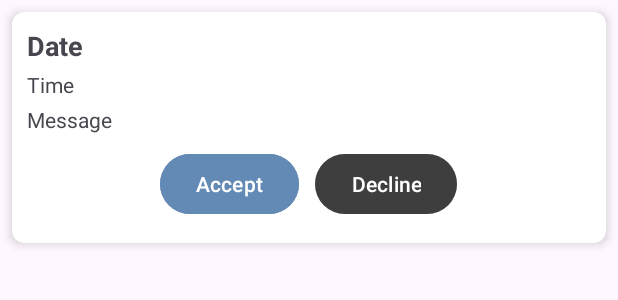
After one commit to jhnndrmt/Payapa, an Android app: the layout card_appointment.xml on its own in the app's theme, with its tools: preview values and no code run, on a phone screen of 412 x 824 dp. The commit adds this screen. Shown: the top 300 px of the screen. Run offline under Robolectric (Android 15) with nearby library versions, the phone set to English and light mode, and no system bars.

Commit message:
refractor sched appointment

```diff
--- /dev/null
+++ b/payapa.android/app/src/main/res/layout/card_appointment.xml
@@ -0,0 +1,67 @@
+<?xml version="1.0" encoding="utf-8"?>
+<androidx.cardview.widget.CardView
+    xmlns:android="http://schemas.android.com/apk/res/android"
+    xmlns:app="http://schemas.android.com/apk/res-auto"
+    android:layout_width="match_parent"
+    android:layout_height="wrap_content"
+    android:layout_margin="8dp"
+    android:padding="16dp"
+    android:backgroundTint="@android:color/white"
+    app:cardCornerRadius="8dp"
+    app:cardElevation="4dp">
+
+    <LinearLayout
+        android:layout_width="match_parent"
+        android:layout_height="wrap_content"
+        android:orientation="vertical"
+        android:padding="10dp">
+
+        <TextView
+            android:id="@+id/scheduledDate"
+            android:layout_width="wrap_content"
+            android:layout_height="wrap_content"
+            android:text="Date"
+            android:textStyle="bold"
+            android:textSize="18sp"
+            android:paddingBottom="4dp" />
+
+        <TextView
+            android:id="@+id/scheduledTime"
+            android:layout_width="wrap_content"
+            android:layout_height="wrap_content"
+            android:text="Time"
+            android:paddingBottom="4dp" />
+
+        <TextView
+            android:id="@+id/appointmentMessage"
+            android:layout_width="wrap_content"
+            android:layout_height="wrap_content"
+            android:text="Message"
+            android:paddingBottom="4dp" />
+
+
+        <LinearLayout
+            android:layout_width="match_parent"
+            android:layout_height="wrap_content"
+            android:gravity="center"
+            android:padding="5dp">
+
+            <Button
+                android:id="@+id/accept_btn"
+                android:layout_width="wrap_content"
+                android:layout_height="wrap_content"
+                android:text="Accept"
+                android:layout_marginEnd="5dp"
+                android:backgroundTint="@color/dblue" />
+
+            <Button
+                android:id="@+id/decline_btn"
+                android:layout_width="wrap_content"
+                android:layout_height="wrap_content"
+                android:text="Decline"
+                android:layout_marginStart="5dp"
+                android:backgroundTint="@color/shadow_color" />
+
+        </LinearLayout>
+    </LinearLayout>
+</androidx.cardview.widget.CardView>
```
Also changed, not shown: payapa.android/app/src/main/java/com/example/payapa/ScheduledAppointmentActivity.java (+66 -31 lines), payapa.android/app/src/main/res/layout/activity_scheduled_activity.xml (+9 -37 lines).
